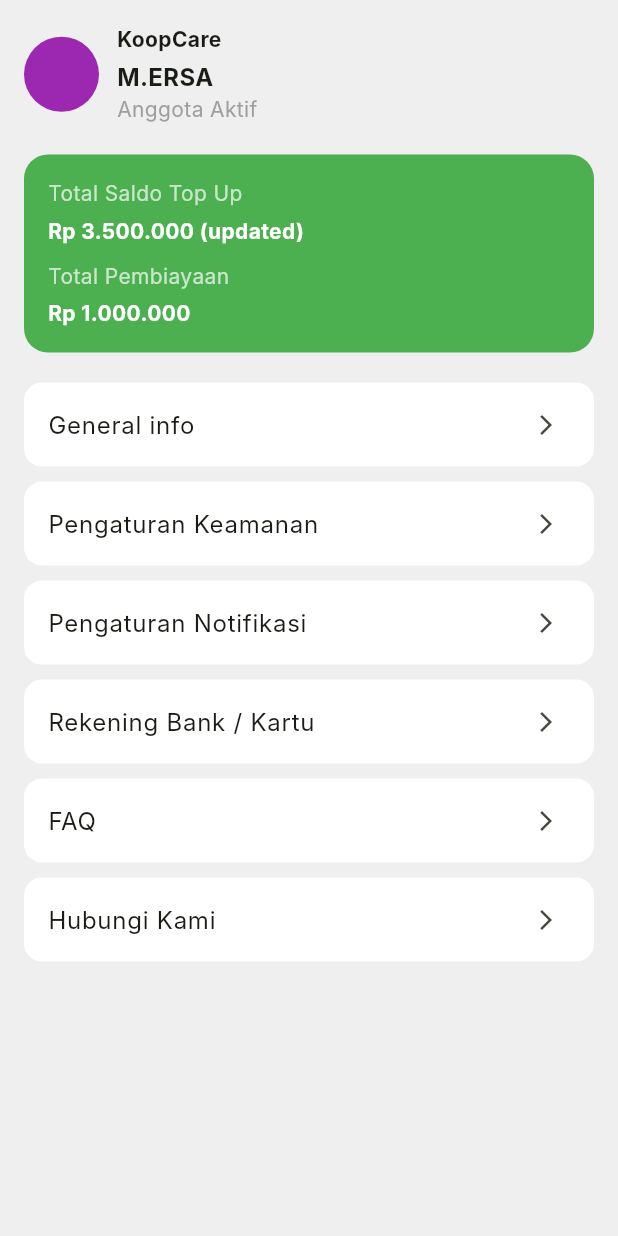
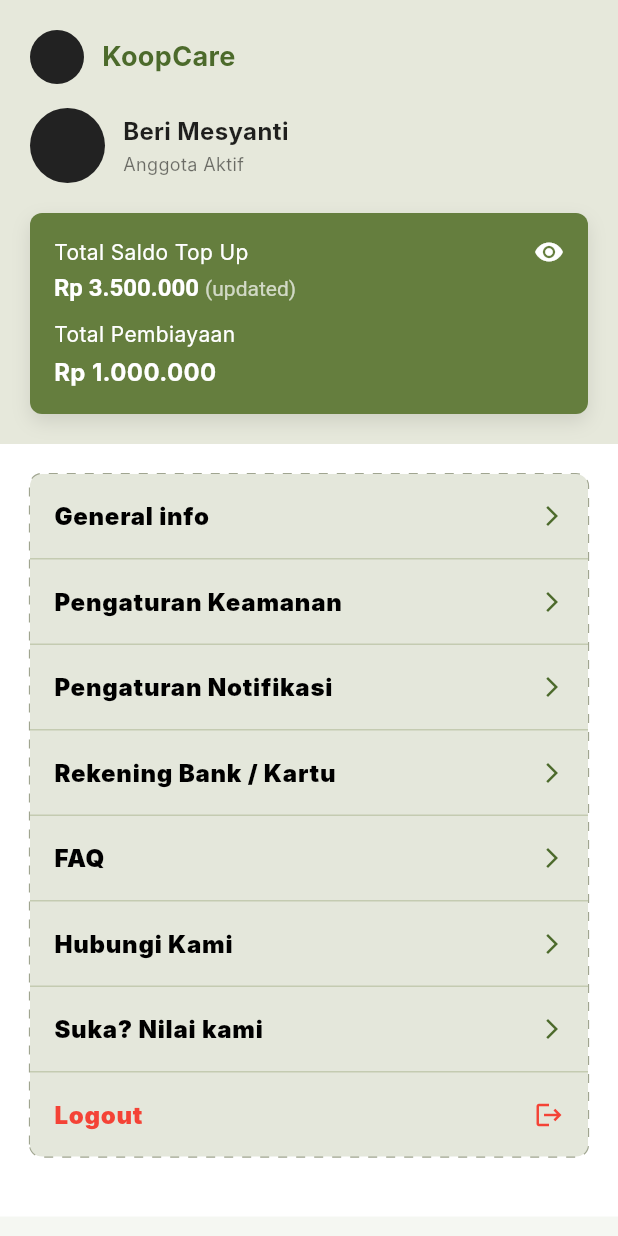
Before and after one commit to Gzaa19/KoopCare, a Flutter app: the ProfilePage widget shown alone on an empty page, opened directly, on a phone screen of 412 x 824 dp. Run offline on Flutter 3.47's test engine with Material 3 defaults, Android fonts, the light colour scheme and no system bars; our stand-ins replace image_picker; Roboto replaces fonts that are missing (Inter).

Commit message:
fix account ui

```diff
--- a/lib/features/home/account_page.dart
+++ b/lib/features/home/account_page.dart
@@ -1,3 +1,4 @@
+import 'dart:ui';
 import 'package:flutter/material.dart';
 
 class ProfilePage extends StatelessWidget {
@@ -5,95 +6,266 @@
 
   @override
   Widget build(BuildContext context) {
-    return Scaffold(
-      backgroundColor: const Color(0xFFEFEFEF),
+    return ListView(
+      physics: const AlwaysScrollableScrollPhysics(),
+      padding: EdgeInsets.zero,
+      children: [
+        // Top Section with light olive background
+        Container(
+          color: const Color(0xFFE6E8DB),
+          padding: const EdgeInsets.fromLTRB(20, 20, 20, 20),
+          child: Column(
+            children: [
+              // Row 1: KoopCare
+              Row(
+                children: [
+                  const CircleAvatar(
+                    radius: 18,
+                    backgroundColor: Color(0xFF222222),
+                  ),
+                  const SizedBox(width: 12),
+                  const Text(
+                    "KoopCare",
+                    style: TextStyle(
+                      fontSize: 18,
+                      fontWeight: FontWeight.bold,
+                      color: Color(0xFF4C6A2B),
+                    ),
+                  ),
+                ],
+              ),
+              const SizedBox(height: 16),
 
-
-      body: SafeArea(
-        child: ListView(
-          padding: const EdgeInsets.fromLTRB(16, 16, 16, 100), // 🔥 penting (bawah besar)
-          children: [
-            // HEADER
+              // Row 2: Profile
               Row(
                 children: [
                   const CircleAvatar(
                     radius: 25,
-                  backgroundColor: Colors.purple,
+                    backgroundColor: Color(0xFF222222),
                   ),
                   const SizedBox(width: 12),
                   Column(
                     crossAxisAlignment: CrossAxisAlignment.start,
                     children: const [
-                    Text("KoopCare",
-                        style: TextStyle(fontWeight: FontWeight.bold)),
-                    SizedBox(height: 4),
-                    Text("M.ERSA",
+                      Text(
+                        "Beri Mesyanti",
                         style: TextStyle(
-                            fontSize: 16, fontWeight: FontWeight.bold)),
-                    Text("Anggota Aktif",
-                        style: TextStyle(color: Colors.grey)),
-                  ],
-                )
+                          fontSize: 16,
+                          fontWeight: FontWeight.bold,
+                          color: Colors.black87,
+                        ),
+                      ),
+                      SizedBox(height: 2),
+                      Text(
+                        "Anggota Aktif",
+                        style: TextStyle(
+                          fontSize: 12,
+                          color: Colors.black54,
+                        ),
+                      ),
                     ],
                   ),
-
+                ],
+              ),
               const SizedBox(height: 20),
 
-            // CARD
+              // Green Card
               Container(
                 width: double.infinity,
                 padding: const EdgeInsets.all(16),
                 decoration: BoxDecoration(
-                color: Colors.green,
-                borderRadius: BorderRadius.circular(16),
+                  color: const Color(0xFF657E3E),
+                  borderRadius: BorderRadius.circular(8),
+                  boxShadow: [
+                    BoxShadow(
+                      color: Colors.black.withOpacity(0.1),
+                      blurRadius: 10,
+                      offset: const Offset(0, 5),
+                    ),
+                  ],
                 ),
                 child: Column(
                   crossAxisAlignment: CrossAxisAlignment.start,
+                  children: [
+                    Row(
+                      mainAxisAlignment: MainAxisAlignment.spaceBetween,
                       children: const [
-                  Text("Total Saldo Top Up",
-                      style: TextStyle(color: Colors.white70)),
-                  SizedBox(height: 5),
-                  Text("Rp 3.500.000 (updated)",
+                        Text(
+                          "Total Saldo Top Up",
                           style: TextStyle(
                             color: Colors.white,
-                          fontWeight: FontWeight.bold)),
-                  SizedBox(height: 10),
-                  Text("Total Pembiayaan",
-                      style: TextStyle(color: Colors.white70)),
-                  SizedBox(height: 5),
-                  Text("Rp 1.000.000",
+                            fontSize: 14,
+                          ),
+                        ),
+                        Icon(Icons.visibility, color: Colors.white, size: 20),
+                      ],
+                    ),
+                    const SizedBox(height: 4),
+                    RichText(
+                      text: const TextSpan(
+                        children: [
+                          TextSpan(
+                            text: "Rp 3.500.000 ",
                             style: TextStyle(
                               color: Colors.white,
-                          fontWeight: FontWeight.bold)),
+                              fontWeight: FontWeight.bold,
+                              fontSize: 16,
+                            ),
+                          ),
+                          TextSpan(
+                            text: "(updated)",
+                            style: TextStyle(
+                              color: Colors.white70,
+                              fontSize: 14,
+                            ),
+                          ),
+                        ],
+                      ),
+                    ),
+                    const SizedBox(height: 12),
+                    const Text(
+                      "Total Pembiayaan",
+                      style: TextStyle(
+                        color: Colors.white,
+                        fontSize: 14,
+                      ),
+                    ),
+                    const SizedBox(height: 4),
+                    const Text(
+                      "Rp 1.000.000",
+                      style: TextStyle(
+                        color: Colors.white,
+                        fontWeight: FontWeight.bold,
+                        fontSize: 16,
+                      ),
+                    ),
+                  ],
+                ),
+              ),
             ],
           ),
         ),
 
-            const SizedBox(height: 20),
-
-            _menu("General info"),
-            _menu("Pengaturan Keamanan"),
-            _menu("Pengaturan Notifikasi"),
-            _menu("Rekening Bank / Kartu"),
-            _menu("FAQ"),
-            _menu("Hubungi Kami"),
+        // Bottom Section with Menu
+        Container(
+          color: Colors.white,
+          padding: const EdgeInsets.fromLTRB(20, 20, 20, 40),
+          child: CustomPaint(
+            painter: DashedRectPainter(
+              color: const Color(0xFFA0A590),
+              strokeWidth: 1.5,
+              gap: 6,
+              radius: 8,
+            ),
+            child: Container(
+              decoration: BoxDecoration(
+                color: const Color(0xFFE4E7DB),
+                borderRadius: BorderRadius.circular(8),
+              ),
+              child: Column(
+                children: [
+                  _menuItem("General info"),
+                  _menuItem("Pengaturan Keamanan"),
+                  _menuItem("Pengaturan Notifikasi"),
+                  _menuItem("Rekening Bank / Kartu"),
+                  _menuItem("FAQ"),
+                  _menuItem("Hubungi Kami"),
+                  _menuItem("Suka? Nilai kami"),
+                  _menuItem("Logout", isLast: true, isLogout: true),
                 ],
               ),
             ),
+          ),
+        ),
+      ],
     );
   }
 
-  Widget _menu(String title) {
-    return Container(
-      margin: const EdgeInsets.only(bottom: 10),
-      decoration: BoxDecoration(
-        color: Colors.white,
-        borderRadius: BorderRadius.circular(12),
+  Widget _menuItem(String title, {bool isLast = false, bool isLogout = false}) {
+    return Column(
+      children: [
+        ListTile(
+          contentPadding: const EdgeInsets.symmetric(horizontal: 16, vertical: 0),
+          title: Text(
+            title,
+            style: TextStyle(
+              fontSize: 16,
+              fontWeight: FontWeight.w900,
+              color: isLogout ? Colors.red : Colors.black,
             ),
-      child: ListTile(
-        title: Text(title),
-        trailing: const Icon(Icons.arrow_forward_ios, size: 16),
           ),
+          trailing: isLogout
+              ? const Icon(Icons.logout, size: 20, color: Colors.red)
+              : const Icon(
+                  Icons.arrow_forward_ios,
+                  size: 16,
+                  color: Color(0xFF4C6A2B),
+                ),
+          onTap: () {
+            // Action for the menu
+          },
+        ),
+        if (!isLast)
+          const Divider(
+            height: 1,
+            thickness: 1,
+            color: Color(0xFFC4CBB1),
+          ),
+      ],
     );
   }
 }
+
+class DashedRectPainter extends CustomPainter {
+  final Color color;
+  final double strokeWidth;
+  final double gap;
+  final double radius;
+
+  DashedRectPainter({
+    required this.color,
+    required this.strokeWidth,
+    required this.gap,
+    required this.radius,
+  });
+
+  @override
+  void paint(Canvas canvas, Size size) {
+    final Paint paint = Paint()
+      ..color = color
+      ..strokeWidth = strokeWidth
+      ..style = PaintingStyle.stroke;
+
+    final RRect rrect = RRect.fromRectAndRadius(
+      Rect.fromLTWH(0, 0, size.width, size.height),
+      Radius.circular(radius),
+    );
+
+    final Path path = Path()..addRRect(rrect);
+
+    // Create dashed path
+    final Path dashedPath = Path();
+    for (final PathMetric metric in path.computeMetrics()) {
+      double distance = 0.0;
+      bool draw = true;
+      while (distance < metric.length) {
+        final double len = draw ? gap : gap;
+        if (draw) {
+          dashedPath.addPath(
+            metric.extractPath(distance, distance + len),
+            Offset.zero,
+          );
+        }
+        distance += len;
+        draw = !draw;
+      }
+    }
+
+    canvas.drawPath(dashedPath, paint);
+  }
+
+  @override
+  bool shouldRepaint(covariant CustomPainter oldDelegate) {
+    return false;
+  }
+}
```
Also changed, not shown: 32 other files. Lines whose indentation alone changed are shown as unchanged.
